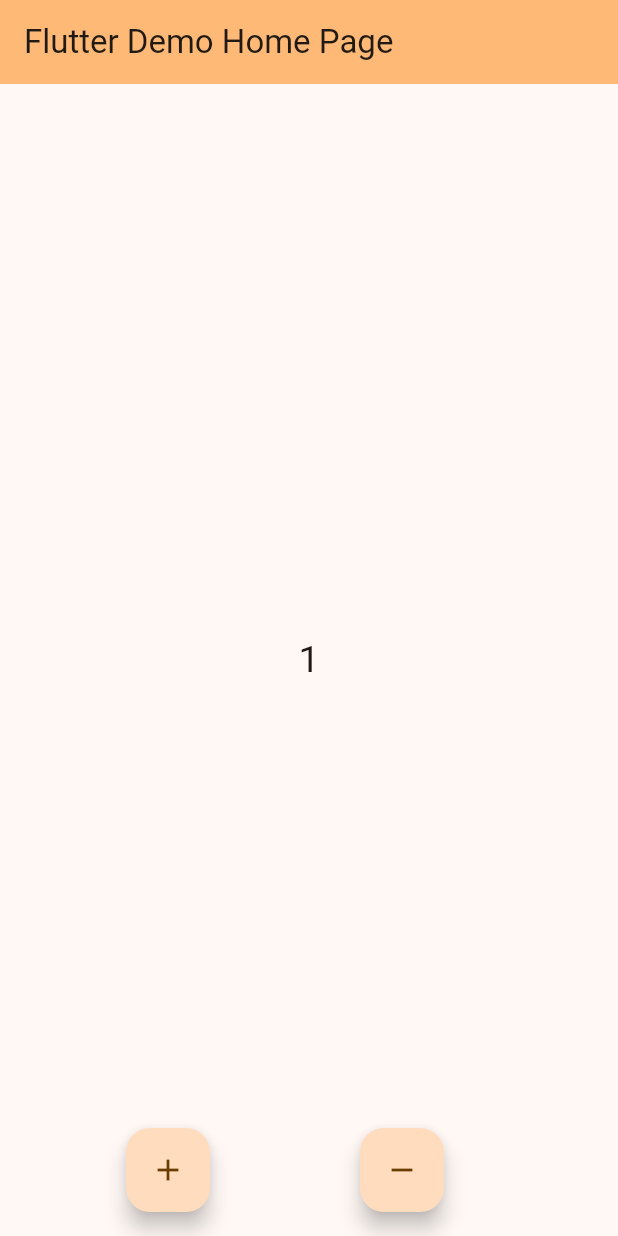
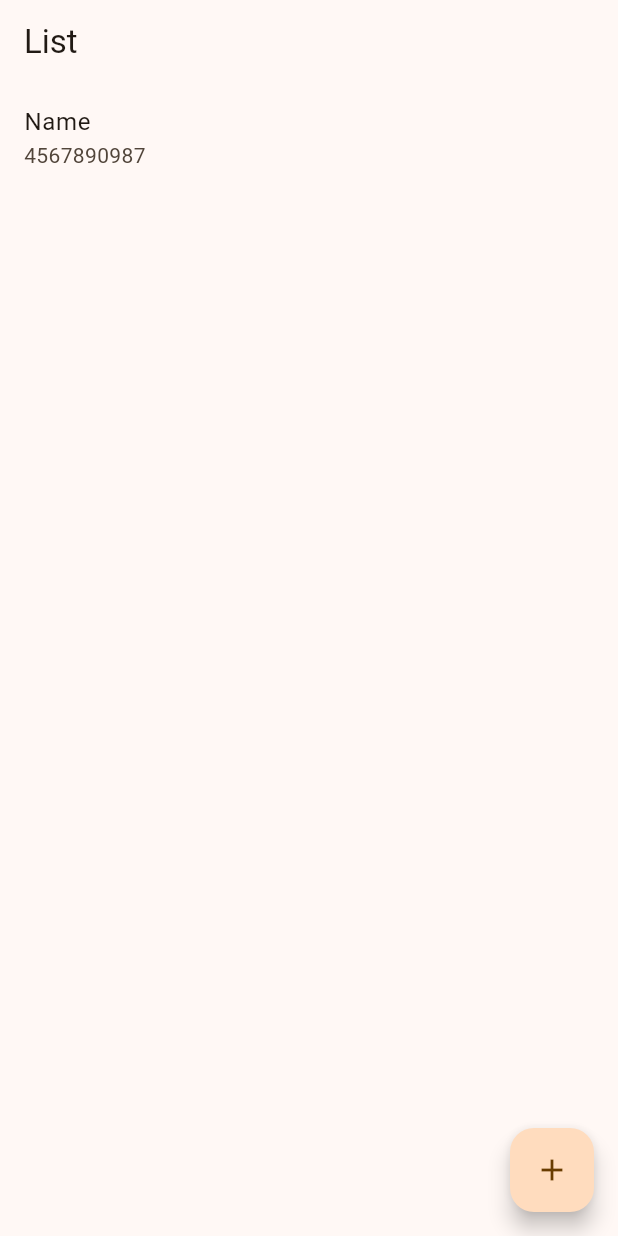
Before and after one commit to Vermasaiyam/my_app, a Flutter app: the screen it shows after launch, after a tap on the "add" icon, on a phone screen of 412 x 824 dp. Run offline on Flutter 3.47's test engine with Material 3 defaults, Android fonts, the phone set to English and light mode, and no system bars.

Commit message:
list map data

```diff
--- a/lib/list_page.dart
+++ b/lib/list_page.dart
@@ -0,0 +1,38 @@
+import 'package:flutter/cupertino.dart';
+import 'package:flutter/material.dart';
+import 'package:my_app/list_map_provider.dart';
+import 'package:provider/provider.dart';
+
+class ListPage extends StatelessWidget{
+  @override
+  Widget build(BuildContext context) {
+    return Scaffold(
+      appBar: AppBar(
+        title: Text("List"),
+      ),
+      body: Consumer<ListMapProvider>(
+        builder: (_, provider, __){
+          var data = provider.getData();
+          return data.isNotEmpty ? ListView.builder(
+            itemCount: data.length,
+            itemBuilder: (ctx, idx){
+            return ListTile(
+              title: Text('${data[idx]['name']}'),
+              subtitle: Text('${data[idx]['Contact Number']}'),
+            );
+          }) : Center(child: Text("No contacts yet"));
+        }
+      ),
+
+      floatingActionButton: FloatingActionButton(
+        onPressed: (){
+          context.read<ListMapProvider>().addData({
+            "name": "Name",
+            "Contact Number": "4567890987",
+          });
+        },
+        child: Icon(Icons.add),
+      ),
+    );
+  }
+}
--- a/lib/main.dart
+++ b/lib/main.dart
@@ -1,5 +1,7 @@
 import 'package:flutter/material.dart';
 import 'package:my_app/counter_provider.dart';
+import 'package:my_app/list_map_provider.dart';
+import 'package:my_app/list_page.dart';
 import 'package:my_app/ui_helper/util.dart';
 import 'package:intl/intl.dart';
 import 'package:my_app/widgets/rounded_button.dart';
@@ -25,10 +27,23 @@ class MyApp extends StatelessWidget {
           titleMedium: TextStyle(fontSize: 11, fontWeight: FontWeight.w500, fontStyle: FontStyle.italic),
         ),
       ),
-      home: ChangeNotifierProvider(
-        create: (_) => CounterProvider(),
-        child: const MyHomePage(title: 'Flutter Demo Home Page')
-      ),
+
+      // counter
+
+      // home: ChangeNotifierProvider(
+      //   create: (_) => CounterProvider(),
+      //   child: const MyHomePage(title: 'Flutter Demo Home Page')
+      // ),
+
+      // list map
+
+      home: MultiProvider(
+        providers: [
+          ChangeNotifierProvider(create: (context) => ListMapProvider()),
+          ChangeNotifierProvider(create: (context) => CounterProvider()),
+        ],
+        child: ListPage(),
+      )
     );
   }
 }
```
